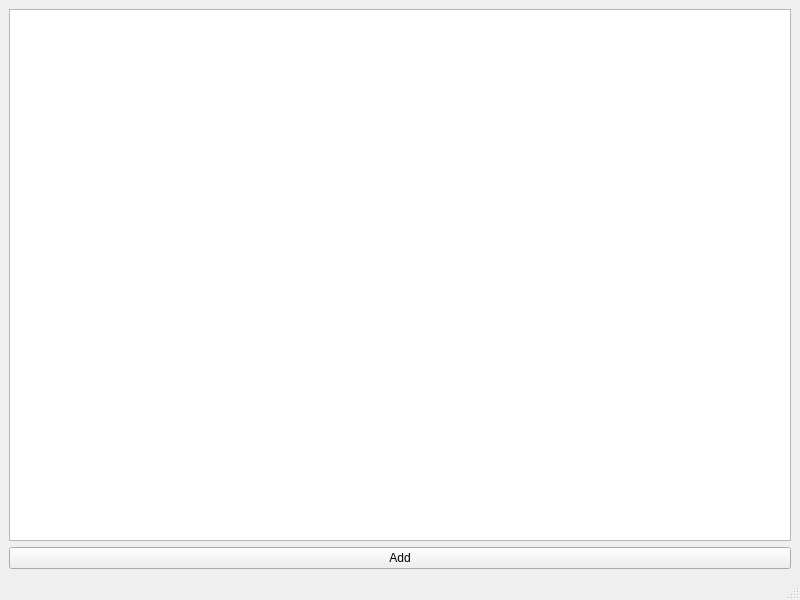
Before: the Qt Designer form src/jukeboxcore/gui/widgets/guerilla/prjadder.ui in JukeboxPipeline/jukebox-core, drawn with Qt 5.
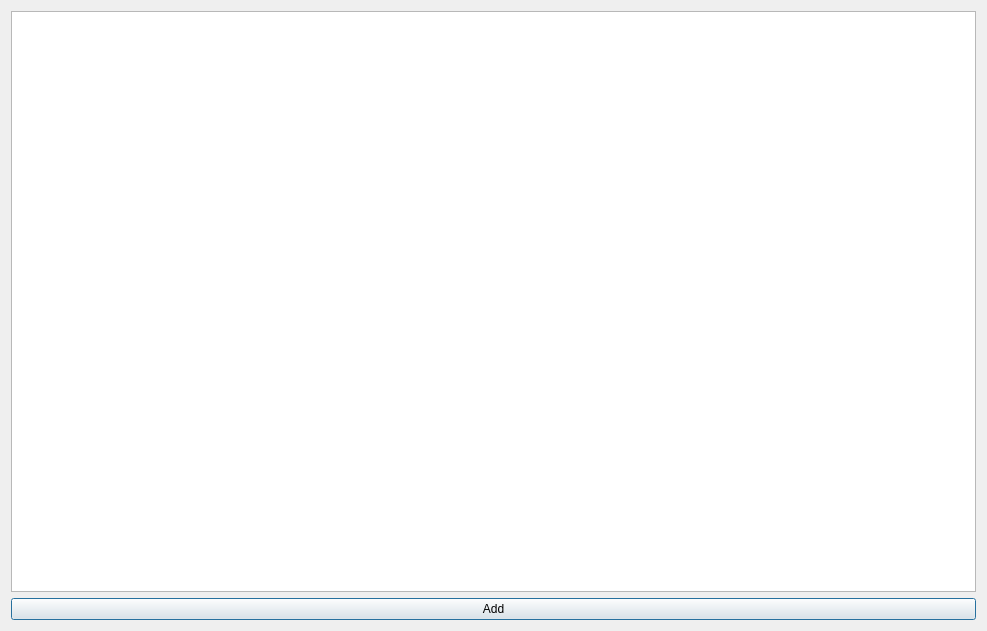
After: the same form once the commit is applied.

Commit message: Chang the guerilla secondary windows to dialogs and implement create project

```diff
--- a/src/jukeboxcore/gui/widgets/guerilla/prjadder.ui
+++ b/src/jukeboxcore/gui/widgets/guerilla/prjadder.ui
@@ -1,20 +1,19 @@
 <?xml version="1.0" encoding="UTF-8"?>
 <ui version="4.0">
- <class>prjadder_mwin</class>
- <widget class="QMainWindow" name="prjadder_mwin">
+ <class>prjadder_dialog</class>
+ <widget class="QDialog" name="prjadder_dialog">
   <property name="geometry">
    <rect>
     <x>0</x>
     <y>0</y>
-    <width>800</width>
-    <height>600</height>
+    <width>987</width>
+    <height>631</height>
    </rect>
   </property>
   <property name="windowTitle">
    <string>Add Project</string>
   </property>
-  <widget class="QWidget" name="central_widget">
-   <layout class="QVBoxLayout" name="central_vbox">
+  <layout class="QVBoxLayout" name="verticalLayout">
     <item>
      <widget class="QTableView" name="prj_tablev"/>
     </item>
@@ -26,8 +25,6 @@
      </widget>
     </item>
    </layout>
-  </widget>
-  <widget class="QStatusBar" name="statusbar"/>
  </widget>
  <resources/>
  <connections/>
```
Left out of the diff: 2 changed lines with no effect on the pictures. Lines whose indentation alone changed are shown as unchanged. The commit also changes 26 other files.
